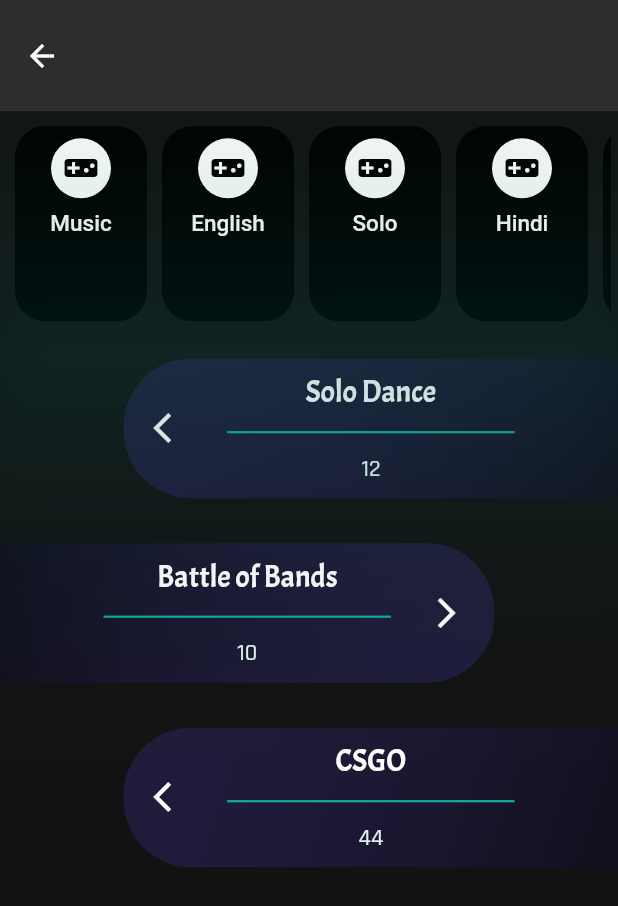
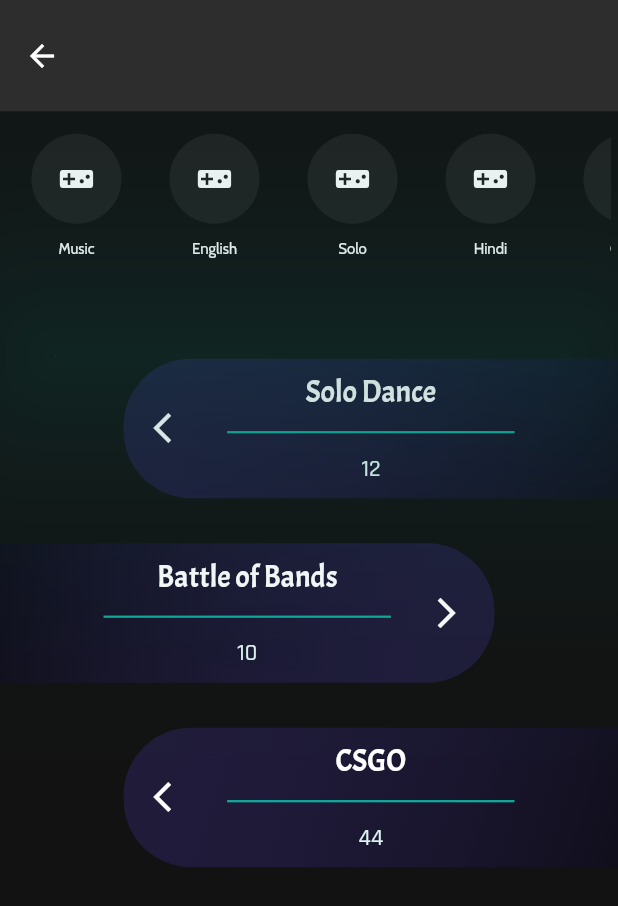
Before and after one commit to sonalika2001/Events-Page, a Flutter app: the screen it shows after launch, on a phone screen of 412 x 824 dp. Shown: the top 906 px of the screen. Run offline on Flutter 3.47's test engine with Material 2 defaults, Android fonts, the phone set to English and light mode, and no system bars.

Commit message:
Updated filter button

```diff
--- a/lib/widgets/filter_button.dart
+++ b/lib/widgets/filter_button.dart
@@ -15,9 +15,12 @@ class _FilterButtonState extends State<FilterButton> {
   bool isSelected = false;
   @override
   Widget build(BuildContext context) {
-    return Padding(
-      padding: EdgeInsets.all(5.0),
+    return Column(
+      children: [
+        Padding(
+          padding: EdgeInsets.only(top: 10),
           child: FlatButton(
+            shape: CircleBorder(),
             onPressed: () {
               setState(() {
                 isSelected = !isSelected;
@@ -30,32 +33,28 @@ class _FilterButtonState extends State<FilterButton> {
                 }
               });
             },
-        child: Column(
-          children: [
-            Padding(
+            child: CircleAvatar(
+              radius: 30,
+              backgroundColor:
+                  isSelected ? Color(0x99ffffff) : Color(0x10ffffff),
+              child: Padding(
                 padding: const EdgeInsets.all(8.0),
-              child: CircleAvatar(
                 child: Icon(
                   widget.icon,
-                  color: isSelected ? Colors.white : Colors.black,
-                ),
-                backgroundColor: isSelected ? Colors.black : Colors.white,
-              ),
-            ),
-            Text(
-              widget.text,
-              style: kFilterTextStyle,
-            ),
-          ],
-        ),
-        textColor: isSelected ? Colors.black : kTextColor,
-        color: isSelected ? kShadowColor : Colors.black,
-        shape: RoundedRectangleBorder(
-          borderRadius: BorderRadius.all(
-            Radius.circular(20),
+                  color: isSelected ? Colors.black : Colors.white,
                 ),
               ),
             ),
+          ),
+        ),
+        Padding(
+          padding: const EdgeInsets.only(top: 10.0),
+          child: Text(
+            widget.text,
+            style: TextStyle(fontSize: 10, fontFamily: 'Cabin'),
+          ),
+        ),
+      ],
     );
   }
 }
```
Lines whose indentation alone changed are shown as unchanged.
